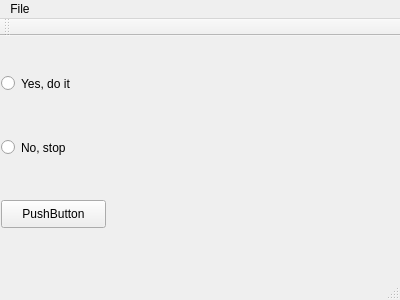
Above: qt/Should_I_do_it/mainwindow.ui from gudigudi/my_practice before the change. Below: the same form after it.
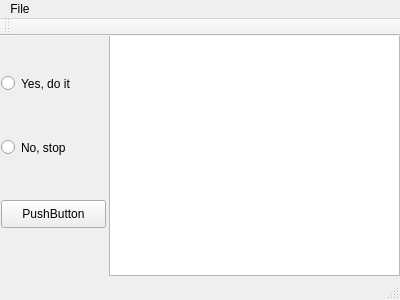
That is the form after the change.

Commit message: change the qt project

```diff
--- a/qt/Should_I_do_it/mainwindow.ui
+++ b/qt/Should_I_do_it/mainwindow.ui
@@ -59,6 +59,35 @@
      <string notr="true">buttonGroup</string>
     </attribute>
    </widget>
+   <widget class="QFrame" name="frame">
+    <property name="geometry">
+     <rect>
+      <x>109</x>
+      <y>-1</y>
+      <width>291</width>
+      <height>241</height>
+     </rect>
+    </property>
+    <property name="frameShape">
+     <enum>QFrame::StyledPanel</enum>
+    </property>
+    <property name="frameShadow">
+     <enum>QFrame::Raised</enum>
+    </property>
+    <widget class="QGraphicsView" name="graphicsView">
+     <property name="geometry">
+      <rect>
+       <x>0</x>
+       <y>0</y>
+       <width>291</width>
+       <height>241</height>
+      </rect>
+     </property>
+     <property name="autoFillBackground">
+      <bool>false</bool>
+     </property>
+    </widget>
+   </widget>
   </widget>
   <widget class="QMenuBar" name="menuBar">
    <property name="geometry">
```
The commit also changes 2 other files.
